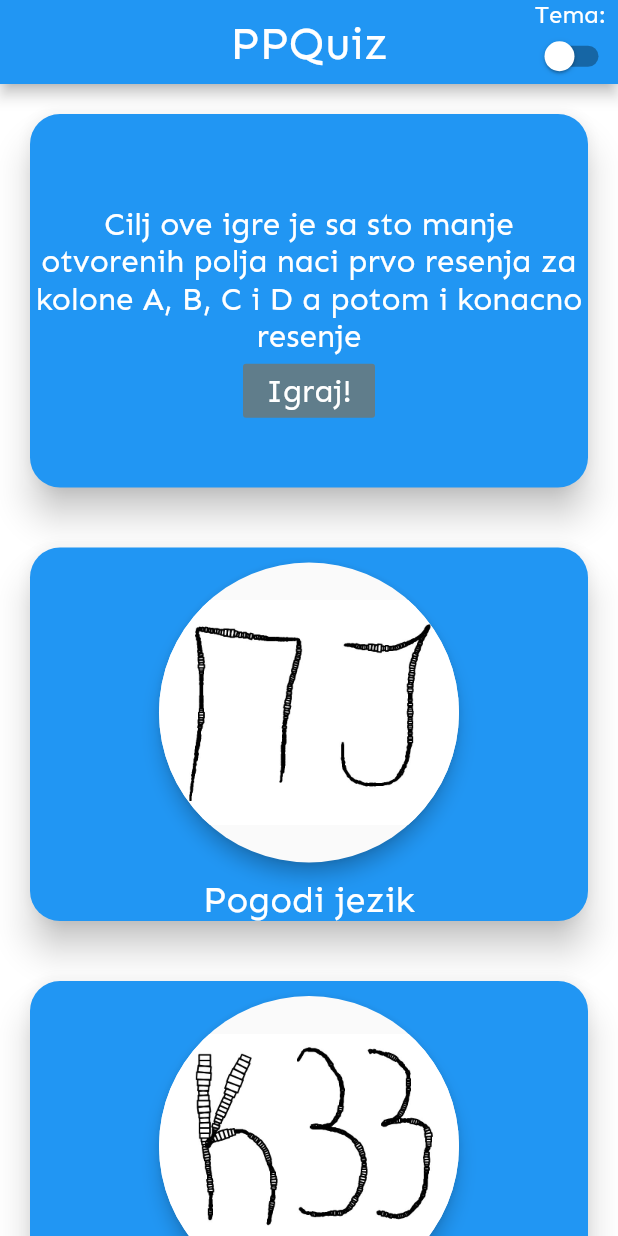
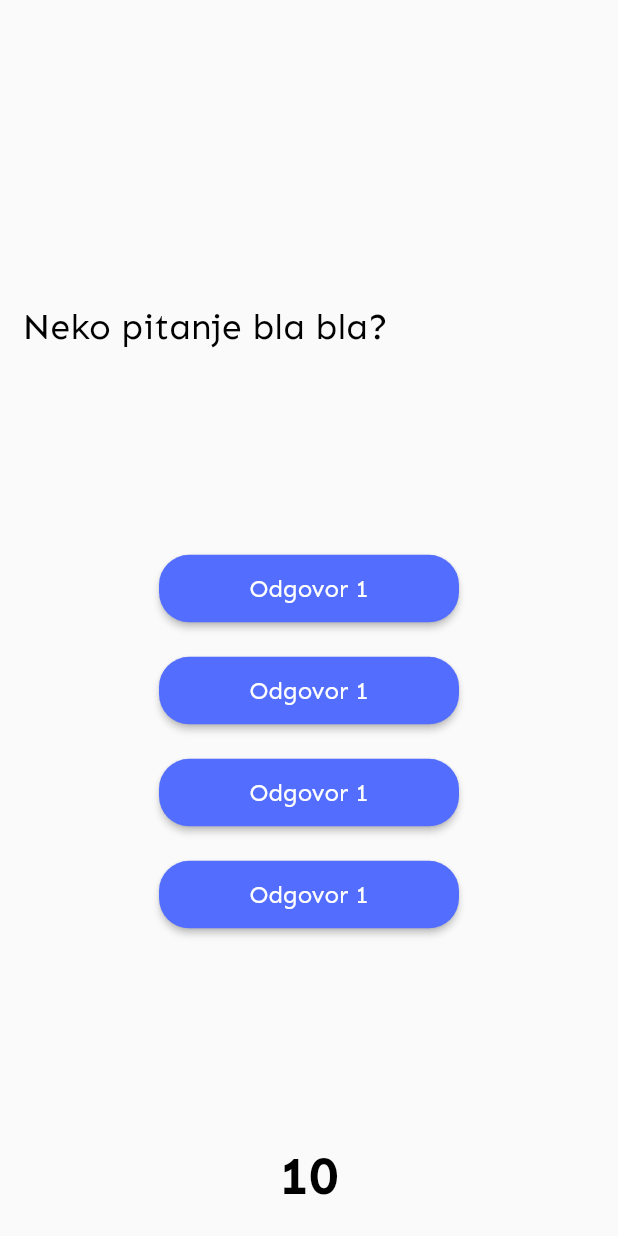
Before and after one commit to crnomarkovicm/2020_PPQuiz, a Flutter app: the screen it shows after launch, after a tap on "Asocijacije", after a tap on "Igraj!", on a phone screen of 412 x 824 dp. Run offline on Flutter 3.47's test engine with Material 2 defaults, Android fonts, the phone set to English and light mode, and no system bars; drawn by our look-alikes of flip_card.

Commit message:
Zapoceta implementacija igre ko zna zna

```diff
--- /dev/null
+++ b/src/assets/koznazna.json
@@ -0,0 +1,32 @@
+[
+  {
+    "1" : "Prvo pitanje?",
+    "2" : "Drugo pitanje?",
+    "3" : "Trece pitanje?"
+  },
+  {
+    "1": {
+      "a": "1.",
+      "b": "2.",
+      "c": "3.",
+      "d": "4."
+    },
+    "2": {
+      "a": "prvo",
+      "b": "drugo",
+      "c": "trece",
+      "d": "cetvrto"
+    },
+    "1": {
+      "a": "odg 1",
+      "b": "odg 2",
+      "c": "odg 3",
+      "d": "odg 4"
+    }
+  },
+  {
+    "1": "1.",
+    "2": "trece",
+    "3": "odg 2"
+  }
+]
--- a/src/lib/home.dart
+++ b/src/lib/home.dart
@@ -2,6 +2,7 @@ import 'package:flutter/material.dart';
 import 'package:flutter/cupertino.dart';
 import 'package:flutter/rendering.dart';
 import 'package:flip_card/flip_card.dart';
+import 'package:ppquiz/koznazna.dart';
 
 
 class Home extends StatefulWidget {
@@ -87,7 +88,11 @@ class _HomeState extends State<Home> {
                       child: FlatButton(
                         color: Colors.blueGrey,
                         padding: EdgeInsets.all(2.00),
-                        onPressed: () {},
+                        onPressed: () {
+                          Navigator.of(context).pushReplacement(MaterialPageRoute(
+                            builder: (context) => getjson(),
+                          ));
+                        },
                         child: Text(
                           "Igraj!",
                             style: Theme.of(context).textTheme.body1,
--- /dev/null
+++ b/src/lib/koznazna.dart
@@ -0,0 +1,120 @@
+import 'dart:convert';
+
+import 'package:flutter/cupertino.dart';
+import 'package:flutter/material.dart';
+
+class getjson extends StatelessWidget {
+
+
+
+  @override
+  Widget build(BuildContext context) {
+    return FutureBuilder(
+      future: DefaultAssetBundle.of(context).loadString("assets/koznazna.json"),
+      builder: (context, snapshot){
+        var mydata = json.decode(snapshot.data.toString());
+        if(mydata == null){
+          return Scaffold(
+            body: Center(
+              child: Text(
+                "Loading...",
+                style: TextStyle(
+                  color: Colors.black,
+                ),
+              ),
+            ),
+          );
+        }
+        else{
+          return koznazna();
+        }
+      },
+    );
+  }
+}
+
+class koznazna extends StatefulWidget {
+  @override
+  _koznaznaState createState() => _koznaznaState();
+}
+
+class _koznaznaState extends State<koznazna> {
+
+  Widget choicebutton(){
+    return Padding(
+      padding: EdgeInsets.symmetric(
+        vertical: 10.0,
+        horizontal: 20.0,
+      ),
+      child: MaterialButton(
+          onPressed: (){},
+          child: Text(
+            "Odgovor 1",
+            style: TextStyle(
+                color: Colors.white,
+                fontSize: 16.0
+            ),
+          ),
+          color: Colors.indigoAccent,
+          splashColor: Colors.indigo[700],
+          highlightColor: Colors.indigo[700],
+          minWidth: 200.0,
+          height: 45.0,
+          shape: RoundedRectangleBorder(borderRadius: BorderRadius.circular(20.0))
+      ),
+    );
+  }
+
+  @override
+  Widget build(BuildContext context) {
+    return Scaffold(
+      body: Column(
+        children: <Widget>[
+          Expanded(
+            flex: 3,
+            child: Container(
+              padding: EdgeInsets.all(15.0),
+              alignment: Alignment.bottomLeft,
+              child:  Text(
+                "Neko pitanje bla bla?",
+                style: TextStyle(
+                  fontSize: 24.0,
+                  color: Colors.black,
+                ),
+              ),
+            ),
+          ),
+          Expanded(
+            flex: 6,
+            child: Container(
+              child: Column(
+                mainAxisAlignment: MainAxisAlignment.center,
+                children: <Widget>[
+                  choicebutton(),
+                  choicebutton(),
+                  choicebutton(),
+                  choicebutton()
+                ],
+              ),
+            ),
+          ),
+          Expanded(
+            flex: 1,
+            child: Container(
+              child: Center(
+                child: Text(
+                  "10",
+                  style: TextStyle(
+                    fontSize: 35.0,
+                    fontWeight: FontWeight.w700,
+                    color: Colors.black,
+                  ),
+                ),
+              ),
+            ),
+          ),
+        ],
+      ),
+    );
+  }
+}
--- a/src/pubspec.yaml
+++ b/src/pubspec.yaml
@@ -43,6 +43,7 @@ flutter:
   uses-material-design: true
 
   assets:
+    - assets/koznazna.json
     - assets/pictures/pozadina1.jpg
     - assets/pictures/kzz.jpeg
     - assets/pictures/nesto.jpeg
```
